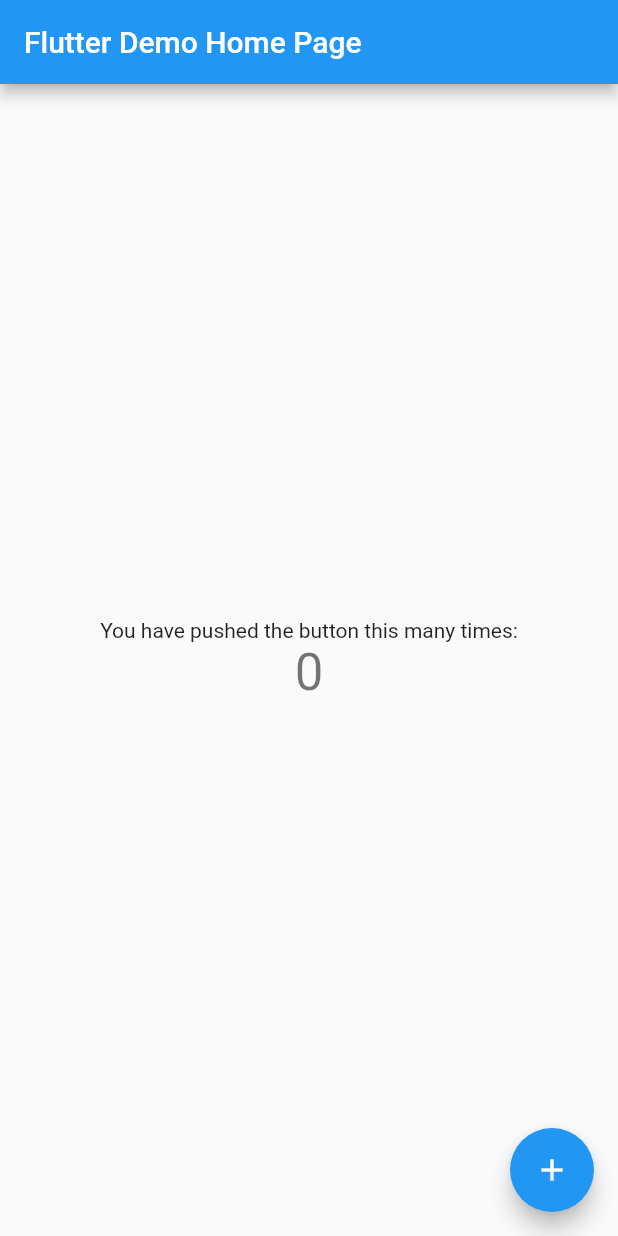
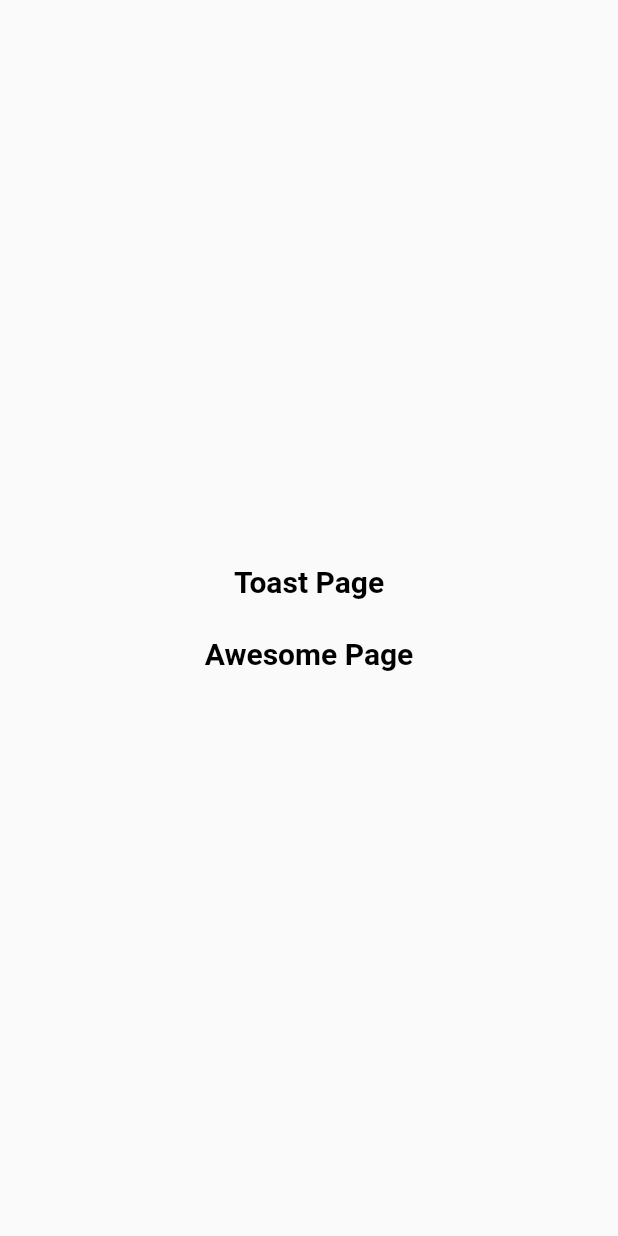
Before and after one commit to fluttuz/test1, a Flutter app: the screen it shows after launch, on a phone screen of 412 x 824 dp. Run offline on Flutter 3.47's test engine with Material 2 defaults, Android fonts, the phone set to English and light mode, and no system bars; our stand-ins replace awesome_dialog, fluttertoast.

Commit message:
commit u2

```diff
--- a/lib/main.dart
+++ b/lib/main.dart
@@ -1,4 +1,5 @@
 import 'package:flutter/material.dart';
+import 'package:untitled2/pages/home.dart';
 
 void main() {
   runApp(const MyApp());
@@ -11,105 +12,11 @@ class MyApp extends StatelessWidget {
   @override
   Widget build(BuildContext context) {
     return MaterialApp(
-      title: 'Flutter Demo',
+      title: 'Task for 24-may',
       theme: ThemeData(
-        // This is the theme of your application.
-        //
-        // Try running your application with "flutter run". You'll see the
-        // application has a blue toolbar. Then, without quitting the app, try
-        // changing the primarySwatch below to Colors.green and then invoke
-        // "hot reload" (press "r" in the console where you ran "flutter run",
-        // or simply save your changes to "hot reload" in a Flutter IDE).
-        // Notice that the counter didn't reset back to zero; the application
-        // is not restarted.
         primarySwatch: Colors.blue,
       ),
-      home: const MyHomePage(title: 'Flutter Demo Home Page'),
+      home: HomePage(),
     );
   }
 }
-
-class MyHomePage extends StatefulWidget {
-  const MyHomePage({Key? key, required this.title}) : super(key: key);
-
-  // This widget is the home page of your application. It is stateful, meaning
-  // that it has a State object (defined below) that contains fields that affect
-  // how it looks.
-
-  // This class is the configuration for the state. It holds the values (in this
-  // case the title) provided by the parent (in this case the App widget) and
-  // used by the build method of the State. Fields in a Widget subclass are
-  // always marked "final".
-
-  final String title;
-
-  @override
-  State<MyHomePage> createState() => _MyHomePageState();
-}
-
-class _MyHomePageState extends State<MyHomePage> {
-  int _counter = 0;
-
-  void _incrementCounter() {
-    setState(() {
-      // This call to setState tells the Flutter framework that something has
-      // changed in this State, which causes it to rerun the build method below
-      // so that the display can reflect the updated values. If we changed
-      // _counter without calling setState(), then the build method would not be
-      // called again, and so nothing would appear to happen.
-      _counter++;
-    });
-  }
-
-  @override
-  Widget build(BuildContext context) {
-    // This method is rerun every time setState is called, for instance as done
-    // by the _incrementCounter method above.
-    //
-    // The Flutter framework has been optimized to make rerunning build methods
-    // fast, so that you can just rebuild anything that needs updating rather
-    // than having to individually change instances of widgets.
-    return Scaffold(
-      appBar: AppBar(
-        // Here we take the value from the MyHomePage object that was created by
-        // the App.build method, and use it to set our appbar title.
-        title: Text(widget.title),
-      ),
-      body: Center(
-        // Center is a layout widget. It takes a single child and positions it
-        // in the middle of the parent.
-        child: Column(
-          // Column is also a layout widget. It takes a list of children and
-          // arranges them vertically. By default, it sizes itself to fit its
-          // children horizontally, and tries to be as tall as its parent.
-          //
-          // Invoke "debug painting" (press "p" in the console, choose the
-          // "Toggle Debug Paint" action from the Flutter Inspector in Android
-          // Studio, or the "Toggle Debug Paint" command in Visual Studio Code)
-          // to see the wireframe for each widget.
-          //
-          // Column has various properties to control how it sizes itself and
-          // how it positions its children. Here we use mainAxisAlignment to
-          // center the children vertically; the main axis here is the vertical
-          // axis because Columns are vertical (the cross axis would be
-          // horizontal).
-          mainAxisAlignment: MainAxisAlignment.center,
-          children: <Widget>[
-            const Text(
-              'You have pushed the button this many times:',
-            ),
-            Text(
-              '$_counter',
-              style: Theme.of(context).textTheme.headline4,
-            ),
-          ],
-        ),
-      ),
-      floatingActionButton: FloatingActionButton(
-        onPressed: _incrementCounter,
-        tooltip: 'Increment',
-        child: const Icon(Icons.add),
-      ), // This trailing comma makes auto-formatting nicer for build methods.
-    );
-  }
-}
--- /dev/null
+++ b/lib/pages/home.dart
@@ -0,0 +1,60 @@
+import 'package:flutter/material.dart';
+import 'package:untitled2/pages/toast.dart';
+
+class HomePage extends StatefulWidget {
+  static const String id = 'Home';
+
+  const HomePage({Key? key}) : super(key: key);
+
+  @override
+  State<HomePage> createState() => _HomePageState();
+}
+
+class _HomePageState extends State<HomePage> {
+  @override
+  Widget build(BuildContext context) {
+    return Scaffold(
+      body: Center(
+        child: Column(
+          crossAxisAlignment: CrossAxisAlignment.center,
+          mainAxisAlignment: MainAxisAlignment.center,
+          children: [
+            TextButton(
+              onPressed: () {
+                Navigator.push(
+                  context,
+                  MaterialPageRoute(
+                    builder: (context) => ToastPage(),
+                  ),
+                );
+              },
+              child: Text(
+                "Toast Page",
+                style: TextStyle(
+                    color: Colors.black,
+                    fontSize: 20,
+                    fontWeight: FontWeight.bold),
+              ),
+            ),  TextButton(
+              onPressed: () {
+                Navigator.push(
+                  context,
+                  MaterialPageRoute(
+                    builder: (context) => AboutDialog(),
+                  ),
+                );
+              },
+              child: Text(
+                "Awesome Page",
+                style: TextStyle(
+                    color: Colors.black,
+                    fontSize: 20,
+                    fontWeight: FontWeight.bold),
+              ),
+            ),
+          ],
+        ),
+      ),
+    );
+  }
+}
--- a/pubspec.yaml
+++ b/pubspec.yaml
@@ -27,6 +27,7 @@ environment:
 # the latest version available on pub.dev. To see which dependencies have newer
 # versions available, run `flutter pub outdated`.
 dependencies:
+
   flutter:
     sdk: flutter
 
@@ -34,6 +35,9 @@ dependencies:
   # The following adds the Cupertino Icons font to your application.
   # Use with the CupertinoIcons class for iOS style icons.
   cupertino_icons: ^1.0.2
+  awesome_dialog: ^2.2.1
+  fluttertoast: ^8.0.9
+
 
 dev_dependencies:
   flutter_test:
```
Also changed, not shown: lib/pages/awersome_dialog.dart (added, +44 -0 lines), lib/pages/toast.dart (added, +52 -0 lines), pubspec.lock.
